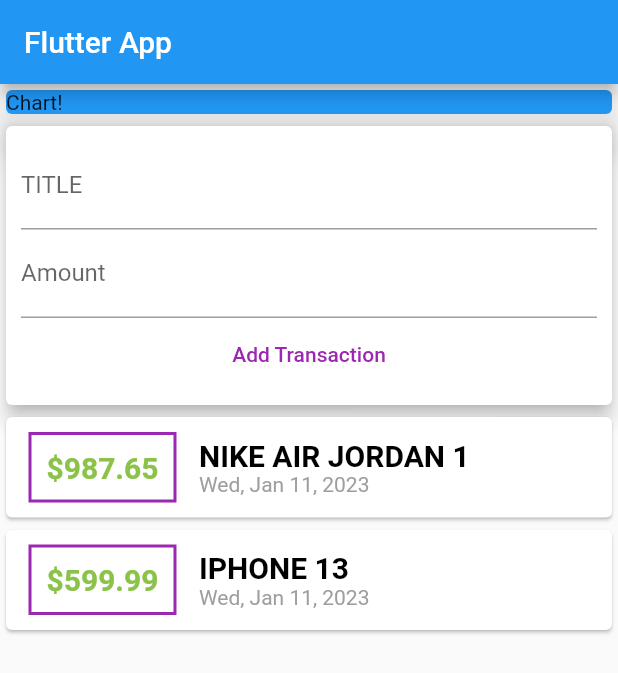
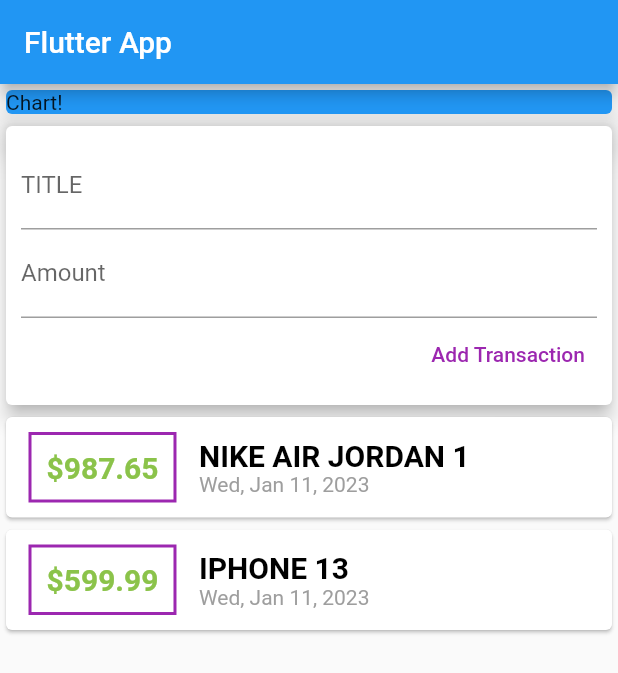
Before and after one commit to CHAITANYA9999999/FLUTTER-EXPENSE-APP, a Flutter app: the screen it shows after launch, on a phone screen of 412 x 824 dp. Shown: the top 673 px of the screen. Run offline on Flutter 3.47's test engine with Material 2 defaults, Android fonts, the phone set to English and light mode, and no system bars.

Commit message:
DAY 2 COMPLETED

```diff
--- a/lib/main.dart
+++ b/lib/main.dart
@@ -1,6 +1,7 @@
+import 'package:expense_app/widgets/new_transaction_.dart';
+import 'package:expense_app/widgets/transaction_list.dart';
+import 'package:expense_app/widgets/user_transactions.dart';
 import 'package:flutter/material.dart';
-import './transaction.dart';
-import 'package:intl/intl.dart';
 
 void main() => runApp(MyApp());
 
@@ -15,20 +16,9 @@
 }
 
 class MyHomePage extends StatelessWidget {
-  final List<Transaction> transactions = [
-    Transaction(
-      id: 't1',
-      title: 'NIKE AIR JORDAN 1',
-      amount: 987.65,
-      date: DateTime.now(),
-    ),
-    Transaction(
-      id: 't2',
-      title: 'IPHONE 13',
-      amount: 599.99,
-      date: DateTime.now(),
-    ),
-  ];
+  // late String titleInput;
+  // late String amountInput;
+
   @override
   Widget build(BuildContext context) {
     return Scaffold(
@@ -47,83 +37,7 @@
                 child: Text('Chart!'),
               ),
             ),
-            Card(
-              elevation: 5,
-              child: Container(
-                padding: const EdgeInsets.all(10),
-                child: Column(
-                  children: const [
-                    TextField(
-                      decoration: InputDecoration(
-                        labelText: 'TITLE',
-                        hintText: 'Enter Title',
-                      ),
-                    ),
-                    TextField(
-                      decoration: InputDecoration(
-                        labelText: 'Amount',
-                        hintText: 'Enter Amount',
-                      ),
-                    ),
-                    TextButton(
-                        onPressed: null,
-                        child: Text(
-                          "Add Transaction",
-                          style: TextStyle(
-                            color: Colors.purple,
-                          ),
-                        ))
-                  ],
-                ),
-              ),
-            ),
-            Column(
-              children: transactions.map(
-                (tx) {
-                  return Card(
-                      child: Row(
-                    children: [
-                      Container(
-                          margin: const EdgeInsets.symmetric(
-                            vertical: 10,
-                            horizontal: 15,
-                          ),
-                          decoration: BoxDecoration(
-                              border: Border.all(
-                            color: Colors.purple,
-                            width: 2,
-                          )),
-                          padding: const EdgeInsets.all(10),
-                          child: Text(
-                            '\$${tx.amount}', //this is called string interpolation, \ means escaping
-                            style: const TextStyle(
-                              fontWeight: FontWeight.bold,
-                              fontSize: 20,
-                              color: Colors.lightGreen,
-                            ),
-                          )),
-                      Column(
-                        crossAxisAlignment: CrossAxisAlignment.start,
-                        children: [
-                          Text(
-                            tx.title,
-                            style: const TextStyle(
-                              color: Colors.black,
-                              fontSize: 20,
-                              fontWeight: FontWeight.bold,
-                            ),
-                          ),
-                          Text(
-                            DateFormat.yMMMEd().format(tx.date),
-                            style: const TextStyle(color: Colors.grey),
-                          ),
-                        ],
-                      )
-                    ],
-                  ));
-                },
-              ).toList(),
-            )
+            UserTransaction(),
           ],
         ));
   }
--- /dev/null
+++ b/lib/widgets/new_transaction_.dart
@@ -0,0 +1,67 @@
+import 'package:flutter/src/widgets/container.dart';
+import 'package:flutter/src/widgets/framework.dart';
+import 'package:flutter/material.dart';
+import './user_transactions.dart';
+
+class NewTransaction extends StatelessWidget {
+  final titleController = TextEditingController();
+  final amountController = TextEditingController();
+
+  Function addTx;
+  NewTransaction(this.addTx);
+
+  void submitData() {
+    final enteredTitle = titleController.text;
+    final enteredAmount = double.parse(amountController.text);
+
+    if (enteredTitle.isEmpty || enteredAmount <= 0) {
+      return;
+    }
+    addTx(titleController.text, double.parse(amountController.text));
+  }
+
+  @override
+  Widget build(BuildContext context) {
+    return Card(
+      elevation: 5,
+      child: Container(
+        padding: const EdgeInsets.all(10),
+        child: Column(
+          crossAxisAlignment: CrossAxisAlignment.end,
+          children: [
+            TextField(
+              decoration: InputDecoration(
+                labelText: 'TITLE',
+                hintText: 'Enter Title',
+              ),
+              // onChanged: (str1) {
+              //   titleInput = str1;
+              // },
+              controller: titleController,
+              onSubmitted: ((val) => submitData()),
+            ),
+            TextField(
+                decoration: InputDecoration(
+                  labelText: 'Amount',
+                  hintText: 'Enter Amount',
+                ),
+                keyboardType: TextInputType.number,
+                // onChanged: (str2) {
+                //   amountInput = str2;
+                // },
+                controller: amountController,
+                onSubmitted: ((val) => submitData())),
+            TextButton(
+                onPressed: submitData,
+                child: const Text(
+                  "Add Transaction",
+                  style: TextStyle(
+                    color: Colors.purple,
+                  ),
+                ))
+          ],
+        ),
+      ),
+    );
+  }
+}
--- /dev/null
+++ b/lib/widgets/transaction_list.dart
@@ -0,0 +1,71 @@
+import 'package:flutter/material.dart';
+import '../model/transaction.dart';
+import 'package:intl/intl.dart';
+import './user_transactions.dart';
+
+class TransactionList extends StatelessWidget {
+  final List<Transaction> transactions;
+
+  TransactionList(this.transactions);
+
+  @override
+  Widget build(BuildContext context) {
+    return Container(
+      height: 300,
+      //Since ListView is scrollable, it takes infinite height, so therefore we cannot
+      //use it without container, we have to give it a height
+      child: ListView.builder(
+        itemBuilder: (ctx, index) {
+          return Card(
+              child: Row(
+            children: [
+              Container(
+                  margin: const EdgeInsets.symmetric(
+                    vertical: 10,
+                    horizontal: 15,
+                  ),
+                  decoration: BoxDecoration(
+                      border: Border.all(
+                    color: Colors.purple,
+                    width: 2,
+                  )),
+                  padding: const EdgeInsets.all(10),
+                  child: Text(
+                    '\$${transactions[index].amount}', //this is called string interpolation, \ means escaping
+                    style: const TextStyle(
+                      fontWeight: FontWeight.bold,
+                      fontSize: 20,
+                      color: Colors.lightGreen,
+                    ),
+                  )),
+              Column(
+                crossAxisAlignment: CrossAxisAlignment.start,
+                children: [
+                  Text(
+                    transactions[index].title,
+                    style: const TextStyle(
+                      color: Colors.black,
+                      fontSize: 20,
+                      fontWeight: FontWeight.bold,
+                    ),
+                  ),
+                  Text(
+                    DateFormat.yMMMEd().format(transactions[index].date),
+                    style: const TextStyle(color: Colors.grey),
+                  ),
+                ],
+              )
+            ],
+          ));
+        },
+        itemCount: transactions.length,
+      ),
+    );
+  }
+}
+
+
+//listview makes the column scrollable and we give the childrens, but when the list is large
+//we do not render all the items at the same time, the items which are not displayed at the
+//time are not rendered to save memory, therefore we use listview.builder which only
+//builds those items which are to be displayed on the screen
--- /dev/null
+++ b/lib/widgets/user_transactions.dart
@@ -0,0 +1,49 @@
+import 'package:flutter/material.dart';
+import './new_transaction_.dart';
+import './transaction_list.dart';
+import '../model/transaction.dart';
+
+class UserTransaction extends StatefulWidget {
+  @override
+  State<UserTransaction> createState() => _UserTransactionState();
+}
+
+class _UserTransactionState extends State<UserTransaction> {
+  final List<Transaction> _userTransaction = [
+    Transaction(
+      id: 't1',
+      title: 'NIKE AIR JORDAN 1',
+      amount: 987.65,
+      date: DateTime.now(),
+    ),
+    Transaction(
+      id: 't2',
+      title: 'IPHONE 13',
+      amount: 599.99,
+      date: DateTime.now(),
+    ),
+  ];
+
+  void _addNewTransaction(String txTitle, double txAmount) {
+    final newTx = Transaction(
+      title: txTitle,
+      amount: txAmount,
+      date: DateTime.now(),
+      id: DateTime.now().toString(),
+    );
+
+    setState(() {
+      _userTransaction.add(newTx);
+    });
+  }
+
+  @override
+  Widget build(BuildContext context) {
+    return Column(
+      children: [
+        NewTransaction(_addNewTransaction),
+        TransactionList(_userTransaction),
+      ],
+    );
+  }
+}
```
Also changed, not shown: lib/model/transaction.dart (renamed from lib/transaction.dart).
